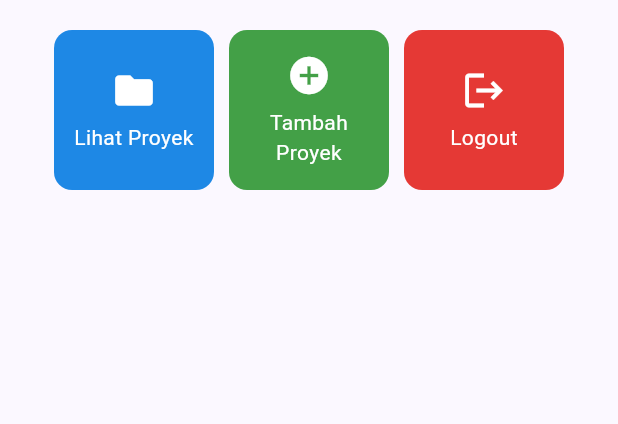
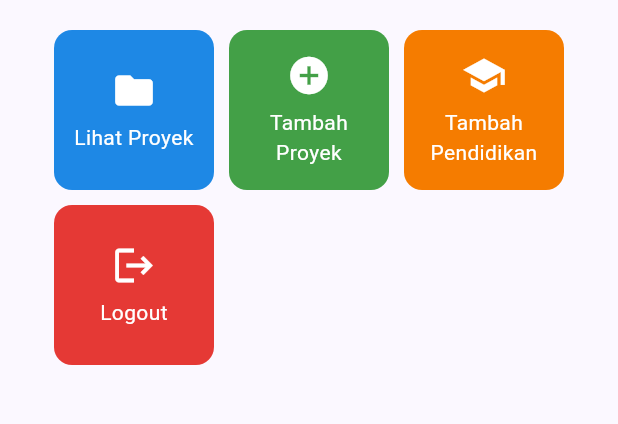
Before and after one commit to wafissh/myportofolio_mobile, a Flutter app: the screen it shows after launch, in the side drawer, after a tap on "Home", on a phone screen of 412 x 824 dp, the part 417-841 px from its top. Run offline on Flutter 3.47's test engine with Material 3 defaults, Android fonts, the phone set to English and light mode, and no system bars; our stand-ins replace material_ui.

Commit message:
feat: hubungkan form pendidikan ke kartu aksi dan drawer

```diff
--- a/lib/screens/menu.dart
+++ b/lib/screens/menu.dart
@@ -13,14 +13,13 @@ class MyHomePage extends StatelessWidget {
   final List<ItemHomepage> items = [
     ItemHomepage("Lihat Proyek", Icons.folder, Colors.blue.shade600),
     ItemHomepage("Tambah Proyek", Icons.add_circle, Colors.green.shade600),
+    ItemHomepage("Tambah Pendidikan", Icons.school, Colors.orange.shade700),
     ItemHomepage("Logout", Icons.logout, Colors.red.shade600),
   ];
 
   @override
   Widget build(BuildContext context) {
-    // Scaffold menyediakan struktur visual dasar halaman (AppBar, Body, SnackBar).
     return Scaffold(
-      // AppBar menampilkan bar bagian atas halaman aplikasi.
       appBar: AppBar(
         title: const Text(
           'MyPortfolio',
@@ -29,13 +28,11 @@ class MyHomePage extends StatelessWidget {
         backgroundColor: Theme.of(context).colorScheme.primary,
       ),
       drawer: const LeftDrawer(),
-      // Body halaman utama dengan padding di sekelilingnya.
-      body: Padding(
+      body: SingleChildScrollView(
         padding: const EdgeInsets.all(16.0),
         child: Column(
           crossAxisAlignment: CrossAxisAlignment.center,
           children: [
-            // Baris horizontal untuk menampilkan 3 InfoCard secara sejajar.
             Row(
               mainAxisAlignment: MainAxisAlignment.spaceEvenly,
               children: [
@@ -44,39 +41,25 @@ class MyHomePage extends StatelessWidget {
                 InfoCard(title: 'Class', content: kelas),
               ],
             ),
-
             const SizedBox(height: 16.0),
-
-            // Bagian tengah: pesan sambutan dan kisi tombol menu portofolio.
-            Center(
-              child: Column(
-                children: [
             const Padding(
               padding: EdgeInsets.only(top: 16.0),
               child: Text(
                 'Selamat datang di MyPortfolio Mobile!',
-                      style: TextStyle(
-                        fontWeight: FontWeight.bold,
-                        fontSize: 18.0,
+                style: TextStyle(fontWeight: FontWeight.bold, fontSize: 18.0),
               ),
             ),
-                  ),
-
-                  // GridView menampilkan kartu tombol dalam tata letak kisi 3 kolom.
             GridView.count(
-                    primary: true,
+              primary: false,
               padding: const EdgeInsets.all(20),
               crossAxisSpacing: 10,
               mainAxisSpacing: 10,
               crossAxisCount: 3,
-                    // shrinkWrap agar ukuran kisi menyesuaikan tinggi konten anak.
+              physics: const NeverScrollableScrollPhysics(),
               shrinkWrap: true,
               children: items.map((ItemHomepage item) {
                 return ItemCard(item);
               }).toList(),
-                  ),
-                ],
-              ),
             ),
           ],
         ),
@@ -86,7 +69,6 @@ class MyHomePage extends StatelessWidget {
 }
 
 class InfoCard extends StatelessWidget {
-  // Kartu informasi yang menampilkan judul (title) dan isi (content).
   final String title;
   final String content;
 
@@ -95,13 +77,10 @@ class InfoCard extends StatelessWidget {
   @override
   Widget build(BuildContext context) {
     return Card(
-      // Memberikan efek bayangan kartu elevasi 2 unit.
       elevation: 2.0,
       child: Container(
-        // Menyesuaikan lebar kartu dengan proporsi layar (dibagi 3.5).
         width: MediaQuery.of(context).size.width / 3.5,
         padding: const EdgeInsets.all(16.0),
-        // Menyusun teks title dan content secara vertikal.
         child: Column(
           children: [
             Text(title, style: const TextStyle(fontWeight: FontWeight.bold)),
--- a/lib/widgets/left_drawer.dart
+++ b/lib/widgets/left_drawer.dart
@@ -1,5 +1,6 @@
 import 'package:material_ui/material_ui.dart';
 
+import 'package:myportofolio_mobile/screens/education_form.dart';
 import 'package:myportofolio_mobile/screens/menu.dart';
 import 'package:myportofolio_mobile/screens/project_form.dart';
 
@@ -10,10 +11,18 @@ class LeftDrawer extends StatelessWidget {
   Widget build(BuildContext context) {
     return Drawer(
       child: ListView(
+        padding: EdgeInsets.zero,
         children: [
-          const DrawerHeader(
-            decoration: BoxDecoration(color: Colors.indigo),
-            child: Column(
+          Container(
+            width: double.infinity,
+            padding: const EdgeInsets.all(16.0),
+            decoration: BoxDecoration(
+              color: Theme.of(context).colorScheme.primary,
+            ),
+            child: SafeArea(
+              bottom: false,
+              child: const Column(
+                mainAxisSize: MainAxisSize.min,
                 crossAxisAlignment: CrossAxisAlignment.start,
                 children: [
                   Text(
@@ -32,13 +41,15 @@ class LeftDrawer extends StatelessWidget {
                 ],
               ),
             ),
+          ),
           ListTile(
             leading: const Icon(Icons.home_outlined),
             title: const Text('Home'),
             onTap: () {
-              Navigator.pushReplacement(
+              Navigator.pushAndRemoveUntil(
                 context,
                 MaterialPageRoute(builder: (context) => MyHomePage()),
+                (route) => false,
               );
             },
           ),
@@ -54,6 +65,18 @@ class LeftDrawer extends StatelessWidget {
               );
             },
           ),
+          ListTile(
+            leading: const Icon(Icons.school_outlined),
+            title: const Text('Add Education'),
+            onTap: () {
+              Navigator.push(
+                context,
+                MaterialPageRoute(
+                  builder: (context) => const EducationFormPage(),
+                ),
+              );
+            },
+          ),
         ],
       ),
     );
--- a/lib/widgets/project_card.dart
+++ b/lib/widgets/project_card.dart
@@ -1,5 +1,6 @@
 import 'package:material_ui/material_ui.dart';
 
+import 'package:myportofolio_mobile/screens/education_form.dart';
 import 'package:myportofolio_mobile/screens/menu.dart';
 import 'package:myportofolio_mobile/screens/project_form.dart';
 
@@ -31,6 +32,13 @@ class ItemCard extends StatelessWidget {
               context,
               MaterialPageRoute(builder: (context) => const ProjectFormPage()),
             );
+          } else if (item.name == "Tambah Pendidikan") {
+            Navigator.push(
+              context,
+              MaterialPageRoute(
+                builder: (context) => const EducationFormPage(),
+              ),
+            );
           }
         },
         child: Container(
```
Lines whose indentation alone changed are shown as unchanged.
